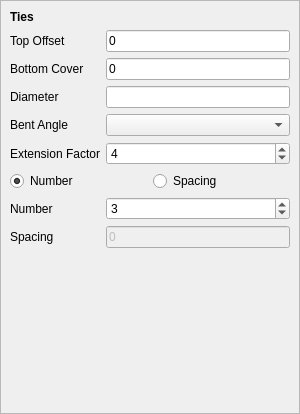
This is FootingReinforcement/Ties.ui in amrit3701/FreeCAD-Reinforcement as Qt 5 draws it before an edit. The edited form follows.
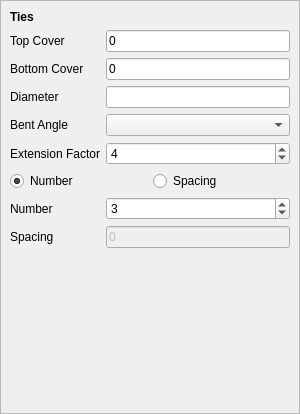
This is the edited form. Custom widgets are drawn as their Qt base class.

Commit message: Fix naming issue in top cover

The edit to the form file:
```diff
--- a/FootingReinforcement/Ties.ui
+++ b/FootingReinforcement/Ties.ui
@@ -57,7 +57,7 @@
        <item row="2" column="0">
         <widget class="QLabel" name="ties_offsetLabel">
          <property name="text">
-          <string>Top Offset</string>
+          <string>Top Cover</string>
          </property>
         </widget>
        </item>
```
Left out of the diff: 6 changed lines with no effect on the pictures. The commit also changes 1 other file.
